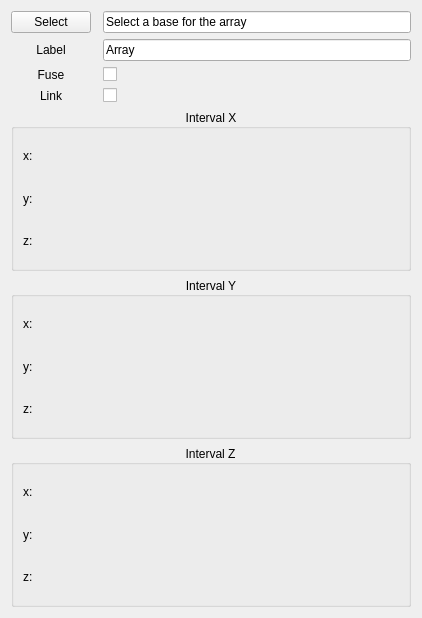
First picture: the form in OrthogonalArrayTest.ui, repository Alonso-JAMM/OrthogonalArrayTest, before the edit.
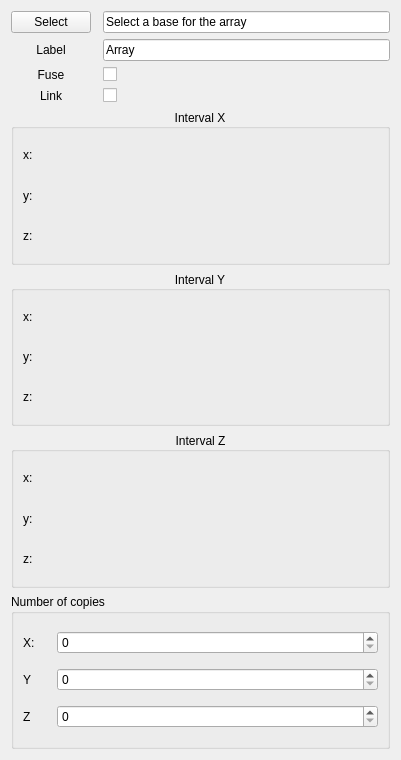
Second picture: the form after the edit. Custom widgets are drawn as their Qt base class.

Commit message: Added number of copies settings

What changed in the file:
```diff
--- a/OrthogonalArrayTest.ui
+++ b/OrthogonalArrayTest.ui
@@ -6,8 +6,8 @@
    <rect>
     <x>0</x>
     <y>0</y>
-    <width>422</width>
-    <height>618</height>
+    <width>401</width>
+    <height>760</height>
    </rect>
   </property>
   <property name="sizePolicy">
@@ -361,6 +361,51 @@
      </property>
     </widget>
    </item>
+   <item row="7" column="0" colspan="3">
+    <widget class="QGroupBox" name="groupBox_4">
+     <property name="title">
+      <string>Number of copies</string>
+     </property>
+     <layout class="QGridLayout" name="gridLayout_5">
+      <item row="2" column="0">
+       <widget class="QLabel" name="label_15">
+        <property name="text">
+         <string>Z</string>
+        </property>
+       </widget>
+      </item>
+      <item row="0" column="0">
+       <widget class="QLabel" name="label_13">
+        <property name="sizePolicy">
+         <sizepolicy hsizetype="Fixed" vsizetype="Preferred">
+          <horstretch>0</horstretch>
+          <verstretch>0</verstretch>
+         </sizepolicy>
+        </property>
+        <property name="text">
+         <string>X:     </string>
+        </property>
+       </widget>
+      </item>
+      <item row="1" column="0">
+       <widget class="QLabel" name="label_14">
+        <property name="text">
+         <string>Y</string>
+        </property>
+       </widget>
+      </item>
+      <item row="0" column="1">
+       <widget class="Gui::UIntSpinBox" name="uintSpinBox"/>
+      </item>
+      <item row="1" column="1">
+       <widget class="Gui::UIntSpinBox" name="uintSpinBox_2"/>
+      </item>
+      <item row="2" column="1">
+       <widget class="Gui::UIntSpinBox" name="uintSpinBox_3"/>
+      </item>
+     </layout>
+    </widget>
+   </item>
   </layout>
  </widget>
  <customwidgets>
@@ -369,6 +414,11 @@
    <extends>QWidget</extends>
    <header>Gui/QuantitySpinBox.h</header>
   </customwidget>
+  <customwidget>
+   <class>Gui::UIntSpinBox</class>
+   <extends>QSpinBox</extends>
+   <header>Gui/SpinBox.h</header>
+  </customwidget>
  </customwidgets>
  <resources/>
  <connections/>
```
Left out of the diff: 58 changed lines with no effect on the pictures.
